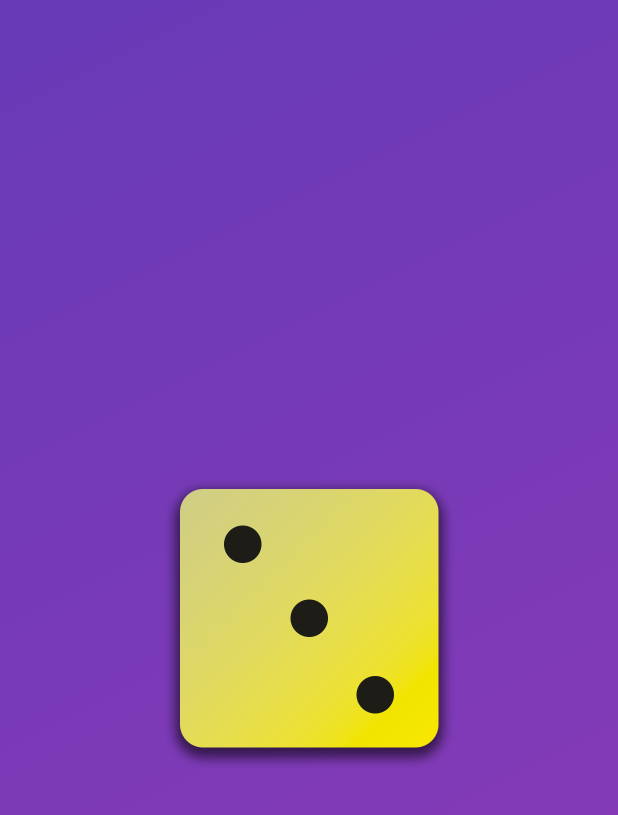
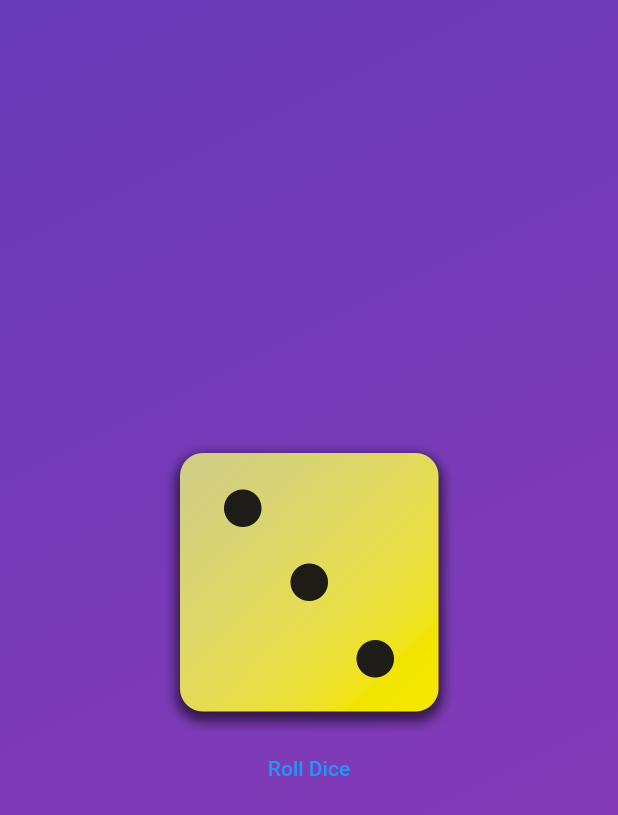
Before and after one commit to siamislam1603/first_app, a Flutter app: the screen it shows after launch, on a phone screen of 412 x 824 dp. Shown: the top 815 px of the screen. Run offline on Flutter 3.47's test engine with Material 2 defaults, Android fonts, the phone set to English and light mode, and no system bars.

Commit message:
Column, button widgets added

```diff
--- a/lib/gradient_container.dart
+++ b/lib/gradient_container.dart
@@ -8,6 +8,8 @@ class GradientContainer extends StatelessWidget {
   // const GradientContainer({key}): super(key: key);
   // Inheritance in dart, key must be passed either of the ways given above which is required.
   final List<Color> colors;
+
+  void rollDice() {}
   @override
   Widget build(context) {
     return Container(
@@ -19,11 +21,19 @@ class GradientContainer extends StatelessWidget {
         ),
       ),
       child: Center(
-        child: Image.asset(
-          'assets/images/dice-3.png',
-          width: 200,
-        ),
-      ),
+          child: Column(
+        mainAxisAlignment: MainAxisAlignment.center,
+        children: [
+          Image.asset(
+            'assets/images/dice-3.png',
+            width: 200,
+          ),
+          TextButton(
+            onPressed: rollDice,
+            child: const Text('Roll Dice'),
+          ),
+        ],
+      )),
     );
   }
 }
```
